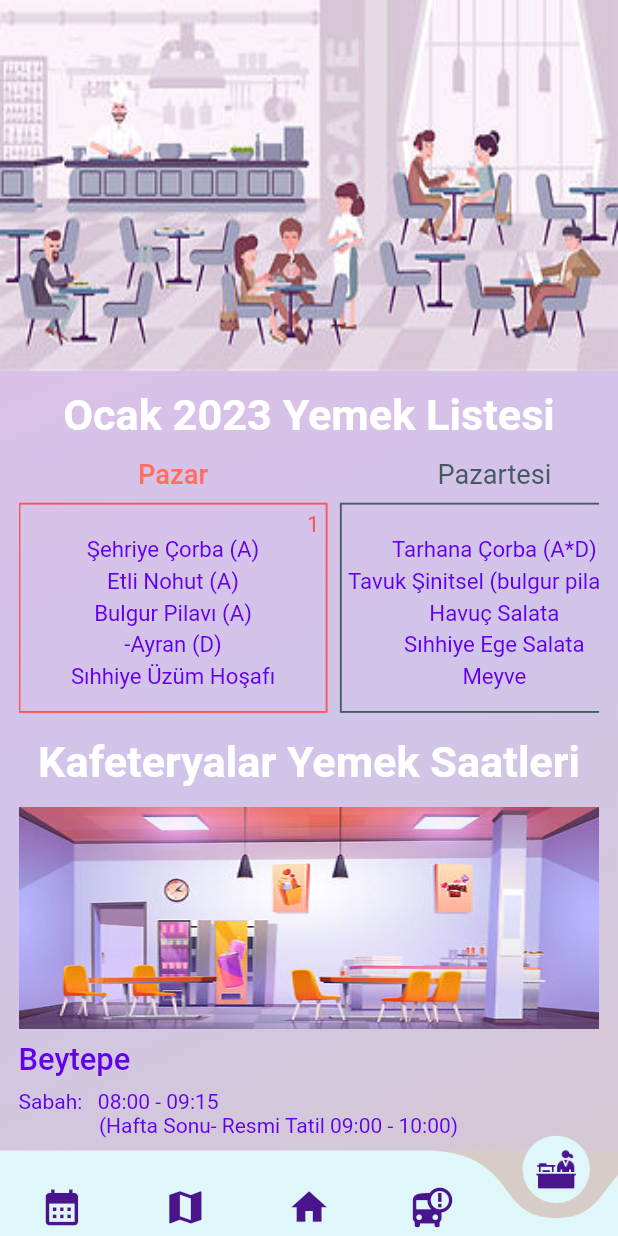
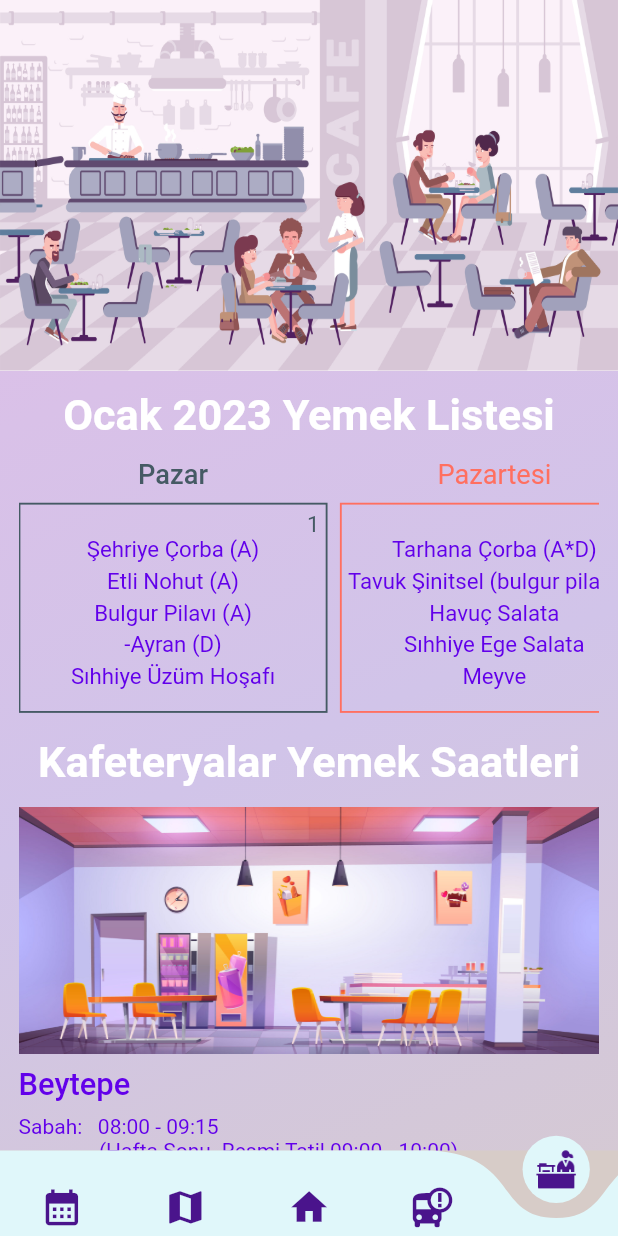
Before and after one commit to oakarakum/hachat, a Flutter app: the FoodlistPage screen opened by its route, on a phone screen of 412 x 824 dp. Run offline on Flutter 3.47's test engine with Material 2 defaults, Android fonts, the light colour scheme and no system bars; drawn by our look-alikes of curved_navigation_bar; our stand-ins replace animate_do, flutter_svg, get, google_fonts, responsive_sizer; statements that could not run were skipped.

Commit message:
resim düzenlemesi

```diff
--- a/lib/app/ui/pages/foodlist_page.dart
+++ b/lib/app/ui/pages/foodlist_page.dart
@@ -31,18 +31,23 @@ class FoodlistPage extends GetView<FoodlistController> {
               height: 119.h,
               width: 100.w,
               decoration: const BoxDecoration(
-                  gradient: LinearGradient(colors: [
-                Color(0xffe1bee7),
-                Color(0xffd1c4e9),
-                Color(0xffd7ccc8),
-              ], begin: Alignment.topLeft, end: Alignment.bottomRight)),
+                gradient: LinearGradient(
+                  colors: [
+                    Color(0xffe1bee7),
+                    Color(0xffd1c4e9),
+                    Color(0xffd7ccc8),
+                  ],
+                  begin: Alignment.topLeft,
+                  end: Alignment.bottomRight,
+                ),
+              ),
               child: Column(
                 children: [
                   SizedBox(
                     height: 30.h,
                     width: 100.w,
                     child: Image.asset(
-                      "assets/dining_hallmin.jpg",
+                      "assets/dining_hall16_9.jpg",
                       fit: BoxFit.fill,
                     ),
                   ),
@@ -89,10 +94,10 @@ class FoodlistPage extends GetView<FoodlistController> {
                           ),
                         ),
                         SizedBox(
-                          height: 18.h,
+                          height: 20.h,
                           width: 100.w,
                           child: Image.asset(
-                            "assets/dining_hall4min.jpg",
+                            "assets/dining_hall4.jpg",
                             fit: BoxFit.fill,
                           ),
                         ), //assets\food_cafe.jpg
@@ -228,7 +233,7 @@ class FoodlistPage extends GetView<FoodlistController> {
                 Text(
                   "Pazar",
                   style: TextStyle(
-                      color: Color(0xffff6f60),
+                      color: Color(0xff455a64),
                       fontSize: 2.2.h,
                       fontWeight: FontWeight.w500),
                 ),
@@ -240,7 +245,7 @@ class FoodlistPage extends GetView<FoodlistController> {
                   decoration: BoxDecoration(
                     border: Border.all(
                       width: 0.3.w,
-                      color: Color(0xffff5252),
+                      color: Color(0xff455a64),
                     ),
                   ),
                   child: Padding(
@@ -256,7 +261,7 @@ class FoodlistPage extends GetView<FoodlistController> {
                             Text(
                               "1",
                               style: TextStyle(
-                                  color: Color(0xffff5252),
+                                  color: Color(0xff455a64),
                                   fontSize: 1.8.h,
                                   fontWeight: FontWeight.w400),
                             )
@@ -316,7 +321,7 @@ class FoodlistPage extends GetView<FoodlistController> {
                 Text(
                   "Pazartesi",
                   style: TextStyle(
-                      color: Color(0xff455a64),
+                      color: Color(0xffff6f60),
                       fontSize: 2.2.h,
                       fontWeight: FontWeight.w400),
                 ),
@@ -327,7 +332,7 @@ class FoodlistPage extends GetView<FoodlistController> {
                   width: 50.w,
                   decoration: BoxDecoration(
                       border:
-                          Border.all(width: 0.3.w, color: Color(0xff455a64))),
+                          Border.all(width: 0.3.w, color: Color(0xffff6f60))),
                   child: Padding(
                     padding: EdgeInsets.all(1.w),
                     child: Column(
@@ -341,7 +346,7 @@ class FoodlistPage extends GetView<FoodlistController> {
                             Text(
                               "2",
                               style: TextStyle(
-                                  color: Color(0xff455a64),
+                                  color: Color(0xffff6f60),
                                   fontSize: 1.8.h,
                                   fontWeight: FontWeight.w400),
                             )
--- a/lib/app/ui/pages/rings_page.dart
+++ b/lib/app/ui/pages/rings_page.dart
@@ -15,7 +15,7 @@ class RingsPage extends GetView<RingsController> {
         backgroundColor: Color(0xff000000),
         appBar: AppBar(
           toolbarHeight: 0,
-          backgroundColor: Color(0xffffccbc),
+          backgroundColor: Color(0xff000000),
         ),
         bottomNavigationBar: CurvedNavigationBar(
           height: 57,
```
Also changed, not shown: assets/dining_hall16_9.jpg (added), assets/dining_hall2.jpg (deleted), assets/dining_hall4.jpg, assets/dining_hall4min.jpg (deleted), assets/dining_hallmin.jpg (deleted).
